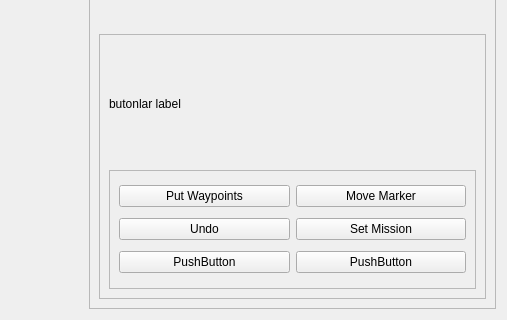
This is uifolder/HomePage.ui in MahmutEsadErman/Ground-Control-Station-for-UAV as Qt 5 draws it before an edit; both pictures show x 578 to 1085 and y 258 to 578 of the 1085 by 578 pixel window. The edited form follows.
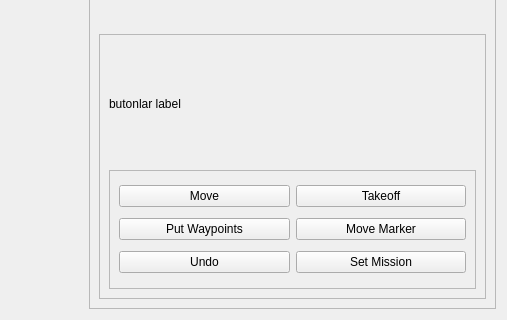
This is the edited form.

Commit message: Move and Take off Commands added

The edit to the form file:
```diff
--- a/uifolder/HomePage.ui
+++ b/uifolder/HomePage.ui
@@ -73,45 +73,45 @@
             <enum>QFrame::Raised</enum>
            </property>
            <layout class="QGridLayout" name="gridLayout">
-            <item row="2" column="0">
+            <item row="6" column="0">
+             <widget class="QPushButton" name="btn_undo">
+              <property name="text">
+               <string>Undo</string>
+              </property>
+             </widget>
+            </item>
+            <item row="4" column="0">
+             <widget class="QPushButton" name="btn_move">
+              <property name="text">
+               <string>Move</string>
+              </property>
+             </widget>
+            </item>
+            <item row="5" column="0">
              <widget class="QPushButton" name="btn_waypoints">
               <property name="text">
                <string>Put Waypoints</string>
               </property>
              </widget>
             </item>
-            <item row="4" column="0">
-             <widget class="QPushButton" name="pushButton_4">
+            <item row="6" column="1">
+             <widget class="QPushButton" name="btn_setMission">
               <property name="text">
-               <string>PushButton</string>
+               <string>Set Mission</string>
               </property>
              </widget>
             </item>
-            <item row="2" column="1">
+            <item row="5" column="1">
              <widget class="QPushButton" name="btn_movemarker">
               <property name="text">
                <string>Move Marker</string>
               </property>
              </widget>
             </item>
-            <item row="3" column="0">
-             <widget class="QPushButton" name="btn_undo">
-              <property name="text">
-               <string>Undo</string>
-              </property>
-             </widget>
-            </item>
             <item row="4" column="1">
              <widget class="QPushButton" name="pushButton_5">
               <property name="text">
-               <string>PushButton</string>
-              </property>
-             </widget>
-            </item>
-            <item row="3" column="1">
-             <widget class="QPushButton" name="btn_setMission">
-              <property name="text">
-               <string>Set Mission</string>
+               <string>Takeoff</string>
               </property>
              </widget>
             </item>
```
Left out of the diff: 2 changed lines with no effect on the pictures. The commit also changes 5 other files.
